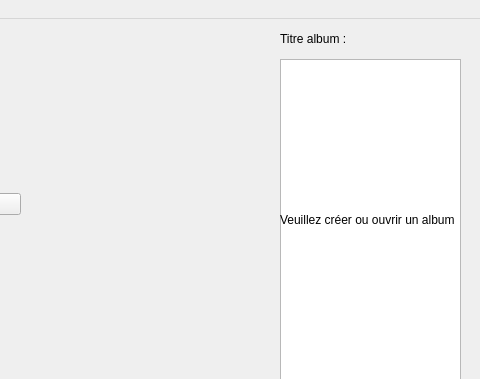
Old version of the form projet/mainwindow.ui in the repository BlackFox3000/M1-IHM-Project; both pictures show x 800 to 1280 and y 0 to 379 of the 1280 by 720 pixel window.
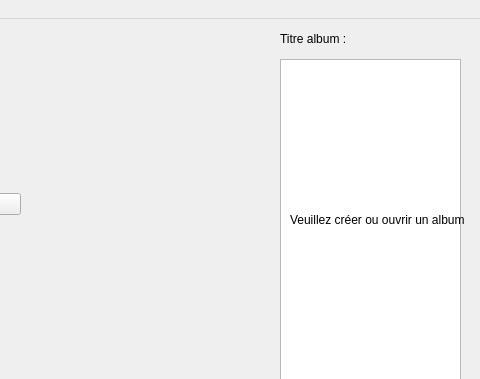
New version of the form.

Commit message: ajout ) pour correction

What changed in the file:
```diff
--- a/projet/mainwindow.ui
+++ b/projet/mainwindow.ui
@@ -429,7 +429,7 @@
    <widget class="QLabel" name="labelGalerie">
     <property name="geometry">
      <rect>
-      <x>1080</x>
+      <x>1090</x>
       <y>160</y>
       <width>181</width>
       <height>81</height>
```
Left out of the diff: 2 changed lines with no effect on the pictures. The commit also changes 1 other file.
